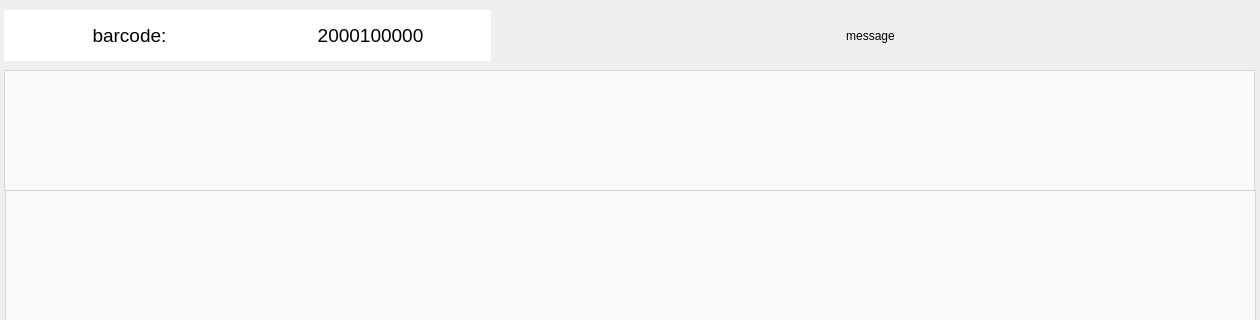
Old version of the form src/alfa_CR6_ui/ui/edit_dialog.ui in the repository alfa-sw/alfa_cr6; both pictures show x 0 to 1260 and y 0 to 320 of the 1260 by 750 pixel window.
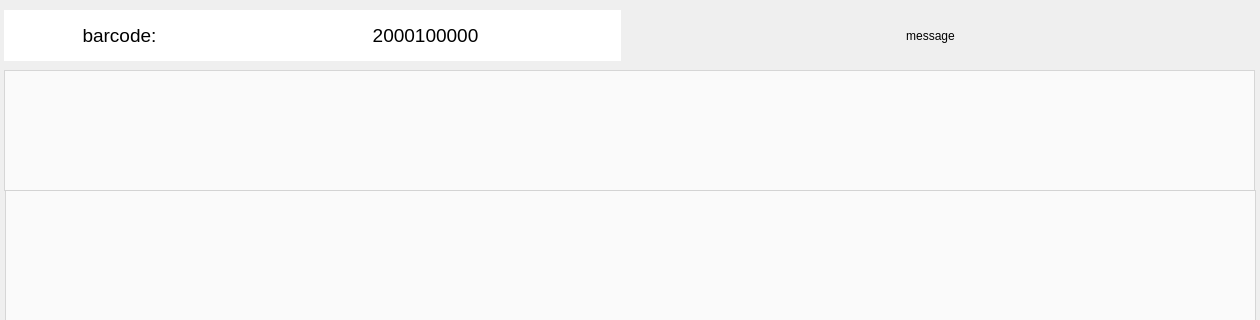
New version of the form. Icons and pictures are not drawn.

```diff
--- a/src/alfa_CR6_ui/ui/edit_dialog.ui
+++ b/src/alfa_CR6_ui/ui/edit_dialog.ui
@@ -25,9 +25,9 @@
   <widget class="QLabel" name="order_nr_view_lbl">
    <property name="geometry">
     <rect>
-     <x>250</x>
+     <x>230</x>
      <y>10</y>
-     <width>241</width>
+     <width>391</width>
      <height>51</height>
     </rect>
    </property>
@@ -270,7 +270,7 @@
     <rect>
      <x>4</x>
      <y>10</y>
-     <width>251</width>
+     <width>231</width>
      <height>51</height>
     </rect>
    </property>
@@ -292,9 +292,9 @@
   <widget class="QLabel" name="warning_lbl">
    <property name="geometry">
     <rect>
-     <x>500</x>
+     <x>620</x>
      <y>10</y>
-     <width>741</width>
+     <width>621</width>
      <height>51</height>
     </rect>
    </property>
```
